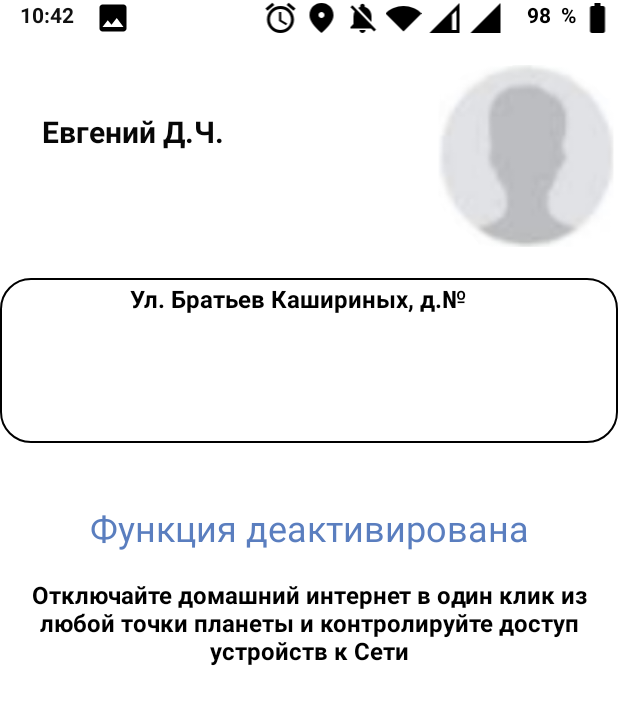
After one commit to mosspanic/l_out, an Android app: the MainActivity2 screen opened directly, with no data from a screen before it, on a phone screen of 412 x 824 dp. The commit adds this screen. Shown: the top 704 px of the screen. Run offline under Robolectric (Android 15) with nearby library versions, the phone set to English and light mode, and no system bars; our stand-ins replace navigation-ui.

```diff
--- a/app/build.gradle
+++ b/app/build.gradle
@@ -29,6 +29,9 @@
     kotlinOptions {
         jvmTarget = '1.8'
     }
+    buildFeatures {
+        viewBinding true
+    }
 }
 
 dependencies {
@@ -37,6 +40,8 @@
     implementation 'androidx.appcompat:appcompat:1.3.1'
     implementation 'com.google.android.material:material:1.4.0'
     implementation 'androidx.constraintlayout:constraintlayout:2.1.0'
+    implementation 'androidx.navigation:navigation-fragment-ktx:2.3.5'
+    implementation 'androidx.navigation:navigation-ui-ktx:2.3.5'
     testImplementation 'junit:junit:4.+'
     androidTestImplementation 'androidx.test.ext:junit:1.1.3'
     androidTestImplementation 'androidx.test.espresso:espresso-core:3.4.0'
--- a/app/src/main/AndroidManifest.xml
+++ b/app/src/main/AndroidManifest.xml
@@ -10,6 +10,11 @@
         android:supportsRtl="true"
         android:theme="@style/Theme.L_out">
         <activity
+            android:name=".MainActivity2"
+            android:exported="true"
+            android:label="@string/title_activity_main2"
+            android:theme="@style/Theme.L_out.NoActionBar" />
+        <activity
             android:name=".MainActivity"
             android:exported="true">
             <intent-filter>
--- /dev/null
+++ b/app/src/main/java/com/example/l_out/MainActivity2.kt
@@ -0,0 +1,23 @@
+package com.example.l_out
+
+import android.os.Bundle
+import com.google.android.material.snackbar.Snackbar
+import androidx.appcompat.app.AppCompatActivity
+import androidx.navigation.findNavController
+import androidx.navigation.ui.AppBarConfiguration
+import androidx.navigation.ui.navigateUp
+import androidx.navigation.ui.setupActionBarWithNavController
+import com.example.l_out.databinding.ActivityMain2Binding
+
+class MainActivity2 : AppCompatActivity() {
+
+
+    override fun onCreate(savedInstanceState: Bundle?) {
+        super.onCreate(savedInstanceState)
+        setContentView(R.layout.activity_main2)
+
+
+    }
+
+
+}
--- /dev/null
+++ b/app/src/main/res/layout/activity_main2.xml
@@ -0,0 +1,218 @@
+<?xml version="1.0" encoding="utf-8"?>
+<androidx.coordinatorlayout.widget.CoordinatorLayout xmlns:android="http://schemas.android.com/apk/res/android"
+    xmlns:app="http://schemas.android.com/apk/res-auto"
+    xmlns:tools="http://schemas.android.com/tools"
+    android:layout_width="match_parent"
+    android:layout_height="match_parent"
+    tools:context=".MainActivity2">
+
+
+        <LinearLayout
+            android:id="@+id/gor0"
+            android:layout_width="match_parent"
+            android:layout_height="match_parent"
+            android:orientation="vertical"
+            app:layout_constraintBottom_toBottomOf="parent"
+            app:layout_constraintEnd_toEndOf="parent"
+            app:layout_constraintStart_toStartOf="parent"
+            app:layout_constraintTop_toTopOf="parent">
+
+
+            <LinearLayout
+                android:id="@+id/gor1"
+                android:layout_width="match_parent"
+                android:layout_height="wrap_content"
+                android:orientation="horizontal"
+                app:layout_constraintBottom_toTopOf="@id/gor2">
+
+                <TextView
+                    android:id="@+id/textView"
+                    android:layout_width="wrap_content"
+                    android:layout_height="wrap_content"
+                    android:layout_weight="1"
+                    android:text="10:42"
+                    android:textAlignment="center"
+                    android:textColor="#101010"
+                    android:textSize="14sp"
+                    android:textStyle="bold"
+                    android:visibility="visible" />
+
+                <ImageView
+                    android:id="@+id/image"
+                    android:layout_width="27dp"
+                    android:layout_height="wrap_content"
+                    android:layout_weight="3"
+                    android:background="@null"
+                    android:keepScreenOn="false"
+                    android:scaleType="fitStart"
+                    app:layout_constraintEnd_toEndOf="parent"
+                    app:layout_constraintStart_toStartOf="parent"
+                    app:layout_constraintTop_toTopOf="parent"
+                    app:srcCompat="@drawable/image" />
+
+                <ImageView
+                    android:id="@+id/alarms"
+                    android:layout_width="27dp"
+                    android:layout_height="wrap_content"
+                    android:background="@null"
+                    android:keepScreenOn="false"
+                    app:layout_constraintEnd_toEndOf="parent"
+                    app:layout_constraintStart_toStartOf="parent"
+                    app:layout_constraintTop_toTopOf="parent"
+                    app:srcCompat="@drawable/alarms" />
+
+                <ImageView
+                    android:id="@+id/find"
+                    android:layout_width="27dp"
+                    android:layout_height="wrap_content"
+                    android:background="@null"
+                    android:keepScreenOn="false"
+                    app:layout_constraintEnd_toEndOf="parent"
+                    app:layout_constraintStart_toStartOf="parent"
+                    app:layout_constraintTop_toTopOf="parent"
+                    app:srcCompat="@drawable/find" />
+
+                <ImageView
+                    android:id="@+id/bell"
+                    android:layout_width="27dp"
+                    android:layout_height="wrap_content"
+                    android:background="@null"
+                    android:keepScreenOn="false"
+                    app:layout_constraintEnd_toEndOf="parent"
+                    app:layout_constraintStart_toStartOf="parent"
+                    app:layout_constraintTop_toTopOf="parent"
+                    app:srcCompat="@drawable/bell" />
+
+                <ImageView
+                    android:id="@+id/wifi"
+                    android:layout_width="27dp"
+                    android:layout_height="wrap_content"
+                    android:background="@null"
+                    android:keepScreenOn="false"
+                    app:layout_constraintEnd_toEndOf="parent"
+                    app:layout_constraintStart_toStartOf="parent"
+                    app:layout_constraintTop_toTopOf="parent"
+                    app:srcCompat="@drawable/wifi" />
+
+                <ImageView
+                    android:id="@+id/network_cell"
+                    android:layout_width="27dp"
+                    android:layout_height="wrap_content"
+                    android:background="@null"
+                    android:keepScreenOn="false"
+                    app:layout_constraintEnd_toEndOf="parent"
+                    app:layout_constraintStart_toStartOf="parent"
+                    app:layout_constraintTop_toTopOf="parent"
+                    app:srcCompat="@drawable/network_cell" />
+
+                <ImageView
+                    android:id="@+id/signal_cellular"
+                    android:layout_width="27dp"
+                    android:layout_height="wrap_content"
+                    android:background="@null"
+                    android:keepScreenOn="false"
+                    app:layout_constraintEnd_toEndOf="parent"
+                    app:layout_constraintStart_toStartOf="parent"
+                    app:layout_constraintTop_toTopOf="parent"
+                    app:srcCompat="@drawable/signal_cellular" />
+
+                <TextView
+                    android:id="@+id/textView2"
+                    android:layout_width="wrap_content"
+                    android:layout_height="wrap_content"
+                    android:layout_weight="0.5"
+                    android:lineSpacingExtra="14sp"
+                    android:text="98  %"
+                    android:textAlignment="viewEnd"
+                    android:textColor="#000000"
+                    android:textSize="14sp"
+                    android:textStyle="bold" />
+
+                <ImageView
+                    android:id="@+id/battery_cell"
+                    android:layout_width="27dp"
+                    android:layout_height="wrap_content"
+                    android:background="@null"
+                    android:keepScreenOn="false"
+                    app:layout_constraintEnd_toEndOf="parent"
+                    app:layout_constraintStart_toStartOf="parent"
+                    app:layout_constraintTop_toTopOf="parent"
+                    app:srcCompat="@drawable/battery_full" />
+            </LinearLayout>
+
+            <LinearLayout
+                android:id="@+id/gor2"
+                android:layout_width="match_parent"
+                android:layout_height="161dp"
+                android:orientation="horizontal"
+                app:layout_constraintTop_toBottomOf="@id/gor1">
+
+                <TextView
+                    android:layout_width="wrap_content"
+                    android:layout_height="match_parent"
+                    android:layout_weight="10"
+
+                    android:paddingTop="18dp"
+                    android:text="      Евгений Д.Ч."
+                    android:textAlignment="textStart"
+                    android:textColor="#070707"
+                    android:textSize="20sp"
+                    android:paddingVertical="50dp"
+                    android:paddingBottom="0dp"
+                    android:textStyle="bold" />
+
+                <ImageView
+                    android:id="@+id/face2"
+                    android:layout_width="wrap_content"
+                    android:layout_height="match_parent"
+                    android:layout_weight="1"
+                    android:background="@null"
+                    android:keepScreenOn="false"
+                    android:paddingTop="0dp"
+                    android:paddingBottom="0dp"
+                    app:layout_constraintEnd_toEndOf="parent"
+                    app:layout_constraintStart_toStartOf="parent"
+                    app:layout_constraintTop_toTopOf="parent"
+                    app:srcCompat="@mipmap/face_foreground" />
+            </LinearLayout>
+
+            <TextView
+                android:id="@+id/textView5"
+                android:layout_width="match_parent"
+                android:layout_height="wrap_content"
+                android:layout_weight="0"
+                android:background="@drawable/rounded_border"
+                android:backgroundTintMode="multiply"
+                android:shadowColor="#CBB996"
+                android:text="Ул. Братьев Кашириных, д.№    "
+                android:textAlignment="center"
+                android:textColor="#000000"
+                android:textSize="16sp"
+                android:textStyle="bold" />
+
+            <TextView
+                android:layout_width="match_parent"
+                android:layout_height="50dp"
+                android:layout_marginTop="40dp"
+                android:text="Функция деактивирована"
+                android:textAlignment="center"
+                android:textColor="#5A7EBF"
+                android:textSize="24sp" />
+
+            <TextView
+                android:layout_width="match_parent"
+                android:layout_height="wrap_content"
+                android:text="Отключайте домашний интернет в один клик из любой точки планеты и контролируйте доступ устройств к Сети"
+                android:textAlignment="center"
+                android:textColor="#000000"
+                android:textSize="16sp"
+                android:textStyle="bold" />
+
+            <FrameLayout
+                android:layout_width="match_parent"
+                android:layout_height="match_parent">
+
+            </FrameLayout>
+        </LinearLayout>
+
+</androidx.coordinatorlayout.widget.CoordinatorLayout>
--- /dev/null
+++ b/app/src/main/res/values-land/dimens.xml
@@ -0,0 +1,3 @@
+<resources>
+    <dimen name="fab_margin">48dp</dimen>
+</resources>
--- /dev/null
+++ b/app/src/main/res/values-w1240dp/dimens.xml
@@ -0,0 +1,3 @@
+<resources>
+    <dimen name="fab_margin">200dp</dimen>
+</resources>
--- /dev/null
+++ b/app/src/main/res/values-w600dp/dimens.xml
@@ -0,0 +1,3 @@
+<resources>
+    <dimen name="fab_margin">48dp</dimen>
+</resources>
--- /dev/null
+++ b/app/src/main/res/values/dimens.xml
@@ -0,0 +1,3 @@
+<resources>
+    <dimen name="fab_margin">16dp</dimen>
+</resources>
--- a/app/src/main/res/values/themes.xml
+++ b/app/src/main/res/values/themes.xml
@@ -13,4 +13,13 @@
         <item name="android:statusBarColor" tools:targetApi="l">?attr/colorPrimaryVariant</item>
         <!-- Customize your theme here. -->
     </style>
+
+    <style name="Theme.L_out.NoActionBar">
+        <item name="windowActionBar">false</item>
+        <item name="windowNoTitle">true</item>
+    </style>
+
+    <style name="Theme.L_out.AppBarOverlay" parent="ThemeOverlay.AppCompat.Dark.ActionBar" />
+
+    <style name="Theme.L_out.PopupOverlay" parent="ThemeOverlay.AppCompat.Light" />
 </resources>
```
Also changed, not shown: app/src/main/java/com/example/l_out/FirstFragment.kt (added, +44 -0 lines), app/src/main/java/com/example/l_out/MainActivity.kt (+13 -0 lines), app/src/main/java/com/example/l_out/SecondFragment.kt (added, +44 -0 lines), app/src/main/res/layout/act3.xml (+0 -32 lines), app/src/main/res/layout/activity_main.xml (+9 -6 lines), app/src/main/res/layout/content_main.xml (added, +19 -0 lines), app/src/main/res/layout/fragment_first.xml (added, +28 -0 lines), app/src/main/res/layout/fragment_second.xml (added, +27 -0 lines), app/src/main/res/navigation/nav_graph.xml (added, +28 -0 lines), app/src/main/res/values/strings.xml (+9 -0 lines).
